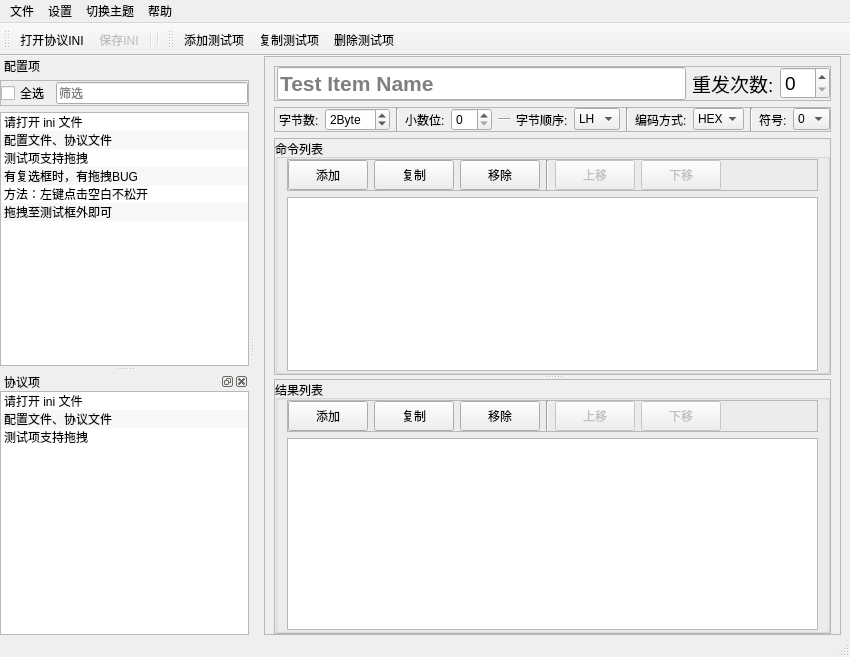
First picture: the form in mainwindow.ui, repository m-RNA/labview-ini-editor, before the edit.
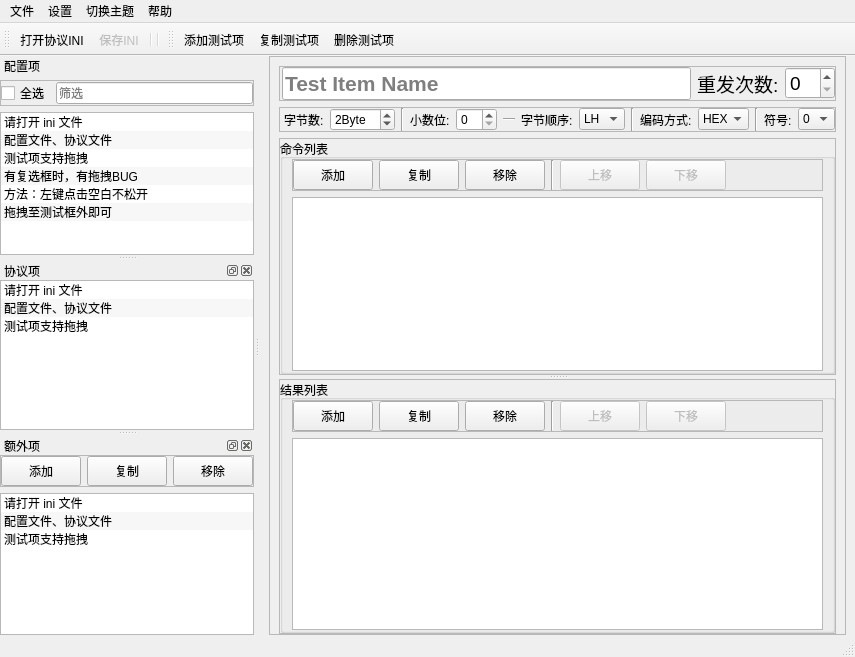
Second picture: the form after the edit. Custom widgets are drawn as their Qt base class.

Commit message: Add：添加读取配置文件的支持 Fix：修复部分闪退BUG？

Diff of the .ui file:
```diff
--- a/mainwindow.ui
+++ b/mainwindow.ui
@@ -1206,6 +1206,160 @@
    <addaction name="actTestItemCopy"/>
    <addaction name="actTestItemDelete"/>
   </widget>
+  <widget class="QDockWidget" name="dwlTestItemExtra">
+   <property name="floating">
+    <bool>true</bool>
+   </property>
+   <property name="windowTitle">
+    <string>额外项</string>
+   </property>
+   <attribute name="dockWidgetArea">
+    <number>1</number>
+   </attribute>
+   <widget class="QWidget" name="dockWidgetContents_6">
+    <layout class="QGridLayout" name="gridLayout_9">
+     <property name="leftMargin">
+      <number>0</number>
+     </property>
+     <property name="topMargin">
+      <number>0</number>
+     </property>
+     <property name="rightMargin">
+      <number>0</number>
+     </property>
+     <property name="bottomMargin">
+      <number>0</number>
+     </property>
+     <item row="1" column="0">
+      <widget class="MyListWidget" name="lwlTestItemExtra">
+       <property name="toolTip">
+        <string>协议文件：未使用的测试项</string>
+       </property>
+       <property name="editTriggers">
+        <set>QAbstractItemView::NoEditTriggers</set>
+       </property>
+       <property name="dragEnabled">
+        <bool>true</bool>
+       </property>
+       <property name="dragDropMode">
+        <enum>QAbstractItemView::DragDrop</enum>
+       </property>
+       <property name="defaultDropAction">
+        <enum>Qt::MoveAction</enum>
+       </property>
+       <property name="alternatingRowColors">
+        <bool>true</bool>
+       </property>
+       <item>
+        <property name="text">
+         <string>请打开 ini 文件</string>
+        </property>
+       </item>
+       <item>
+        <property name="text">
+         <string>配置文件、协议文件</string>
+        </property>
+       </item>
+       <item>
+        <property name="text">
+         <string>测试项支持拖拽</string>
+        </property>
+       </item>
+      </widget>
+     </item>
+     <item row="0" column="0">
+      <widget class="QFrame" name="frame_9">
+       <property name="frameShape">
+        <enum>QFrame::StyledPanel</enum>
+       </property>
+       <property name="frameShadow">
+        <enum>QFrame::Raised</enum>
+       </property>
+       <layout class="QGridLayout" name="gridLayout_10">
+        <property name="leftMargin">
+         <number>0</number>
+        </property>
+        <property name="topMargin">
+         <number>0</number>
+        </property>
+        <property name="rightMargin">
+         <number>0</number>
+        </property>
+        <property name="bottomMargin">
+         <number>0</number>
+        </property>
+        <item row="0" column="1">
+         <widget class="QPushButton" name="btnAddTestResult_2">
+          <property name="minimumSize">
+           <size>
+            <width>0</width>
+            <height>30</height>
+           </size>
+          </property>
+          <property name="font">
+           <font>
+            <family>Microsoft YaHei UI</family>
+            <pointsize>9</pointsize>
+           </font>
+          </property>
+          <property name="toolTip">
+           <string>添加结果</string>
+          </property>
+          <property name="text">
+           <string>添加</string>
+          </property>
+         </widget>
+        </item>
+        <item row="0" column="3">
+         <widget class="QPushButton" name="btnRemoveTestIResult_2">
+          <property name="minimumSize">
+           <size>
+            <width>0</width>
+            <height>30</height>
+           </size>
+          </property>
+          <property name="font">
+           <font>
+            <family>Microsoft YaHei UI</family>
+            <pointsize>9</pointsize>
+           </font>
+          </property>
+          <property name="toolTip">
+           <string>移除结果</string>
+          </property>
+          <property name="text">
+           <string>移除</string>
+          </property>
+         </widget>
+        </item>
+        <item row="0" column="2">
+         <widget class="QPushButton" name="btnCopyTestIResult_2">
+          <property name="minimumSize">
+           <size>
+            <width>0</width>
+            <height>30</height>
+           </size>
+          </property>
+          <property name="font">
+           <font>
+            <family>Microsoft YaHei UI</family>
+            <pointsize>9</pointsize>
+           </font>
+          </property>
+          <property name="toolTip">
+           <string>复制结果</string>
+          </property>
+          <property name="text">
+           <string>复制</string>
+          </property>
+         </widget>
+        </item>
+       </layout>
+      </widget>
+     </item>
+    </layout>
+   </widget>
+  </widget>
   <action name="actOpenIni">
    <property name="text">
     <string>打开协议INI</string>
```
Left out of the diff: 10 changed lines with no effect on the pictures. The commit also changes 2 other files.
